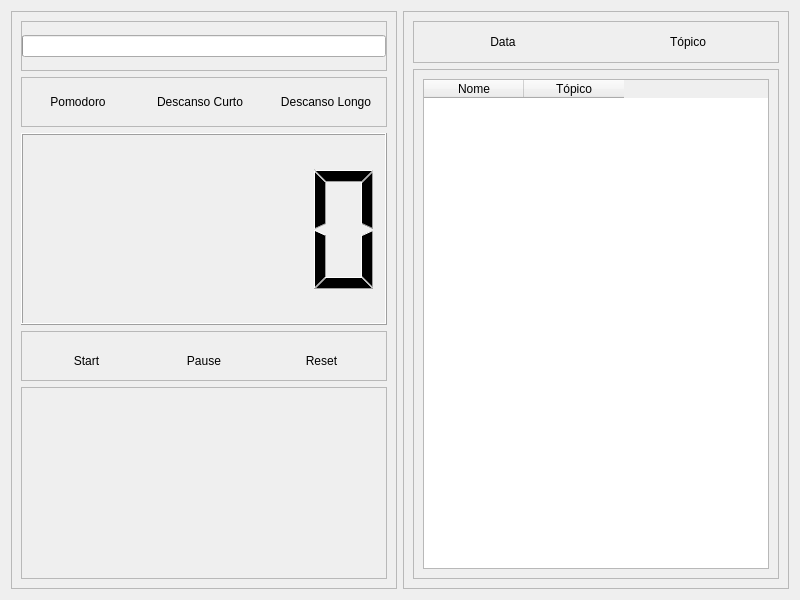
Nbdyleto/PySide6_Self_TCC, file functions/new_pomodoro/new_pomodoro_page.ui: the form before one commit.
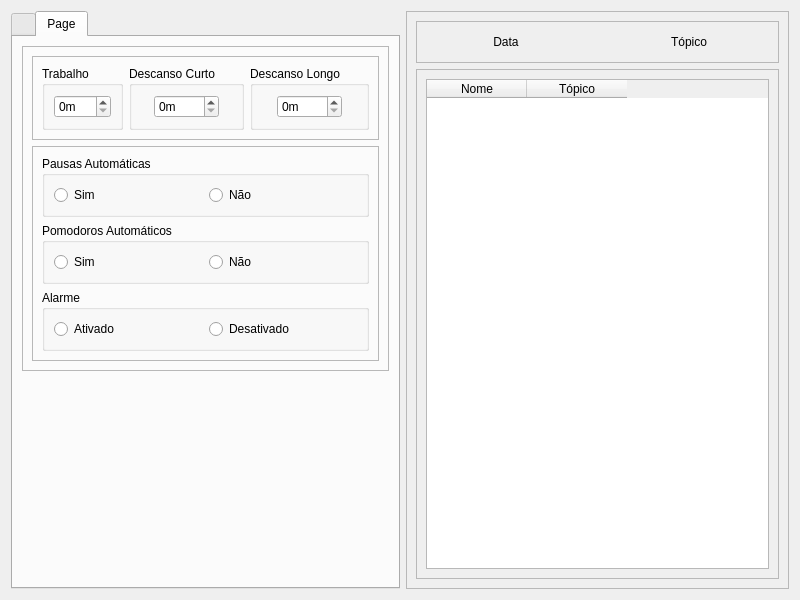
The form after the commit.

Commit message: [pomodoro] adding settings front-end

Patch:
```diff
--- a/functions/new_pomodoro/new_pomodoro_page.ui
+++ b/functions/new_pomodoro/new_pomodoro_page.ui
@@ -15,13 +15,14 @@
   </property>
   <layout class="QHBoxLayout" name="horizontalLayout">
    <item>
-    <widget class="QFrame" name="frame">
-     <property name="frameShape">
-      <enum>QFrame::StyledPanel</enum>
+    <widget class="QTabWidget" name="tabWidget">
+     <property name="currentIndex">
+      <number>1</number>
      </property>
-     <property name="frameShadow">
-      <enum>QFrame::Raised</enum>
-     </property>
+     <widget class="QWidget" name="tabWidgetPage1" native="true">
+      <attribute name="title">
+       <string/>
+      </attribute>
      <layout class="QVBoxLayout" name="verticalLayout">
       <item>
        <widget class="QFrame" name="frame_8">
@@ -309,6 +310,194 @@
        </widget>
       </item>
      </layout>
+     </widget>
+     <widget class="QWidget" name="tab">
+      <attribute name="title">
+       <string>Page</string>
+      </attribute>
+      <layout class="QVBoxLayout" name="verticalLayout_5">
+       <item alignment="Qt::AlignTop">
+        <widget class="QFrame" name="frame_10">
+         <property name="frameShape">
+          <enum>QFrame::StyledPanel</enum>
+         </property>
+         <property name="frameShadow">
+          <enum>QFrame::Raised</enum>
+         </property>
+         <layout class="QVBoxLayout" name="verticalLayout_3">
+          <item>
+           <widget class="QFrame" name="frame_11">
+            <property name="frameShape">
+             <enum>QFrame::StyledPanel</enum>
+            </property>
+            <property name="frameShadow">
+             <enum>QFrame::Raised</enum>
+            </property>
+            <layout class="QHBoxLayout" name="horizontalLayout_13">
+             <item>
+              <widget class="QGroupBox" name="workGroupBox">
+               <property name="title">
+                <string>Trabalho</string>
+               </property>
+               <layout class="QHBoxLayout" name="horizontalLayout_11">
+                <item>
+                 <widget class="QSpinBox" name="workMinutesSpinBox">
+                  <property name="maximumSize">
+                   <size>
+                    <width>65</width>
+                    <height>16777215</height>
+                   </size>
+                  </property>
+                  <property name="suffix">
+                   <string>m</string>
+                  </property>
+                  <property name="maximum">
+                   <number>360</number>
+                  </property>
+                 </widget>
+                </item>
+               </layout>
+              </widget>
+             </item>
+             <item>
+              <widget class="QGroupBox" name="shortRestGroupBox">
+               <property name="title">
+                <string>Descanso Curto</string>
+               </property>
+               <layout class="QHBoxLayout" name="horizontalLayout_10">
+                <item>
+                 <widget class="QSpinBox" name="shortMinutesSpinBox">
+                  <property name="maximumSize">
+                   <size>
+                    <width>65</width>
+                    <height>16777215</height>
+                   </size>
+                  </property>
+                  <property name="suffix">
+                   <string>m</string>
+                  </property>
+                  <property name="maximum">
+                   <number>360</number>
+                  </property>
+                 </widget>
+                </item>
+               </layout>
+              </widget>
+             </item>
+             <item>
+              <widget class="QGroupBox" name="groupBox_3">
+               <property name="title">
+                <string>Descanso Longo</string>
+               </property>
+               <layout class="QHBoxLayout" name="horizontalLayout_9">
+                <item>
+                 <widget class="QSpinBox" name="longMinutesSpinBox">
+                  <property name="maximumSize">
+                   <size>
+                    <width>65</width>
+                    <height>16777215</height>
+                   </size>
+                  </property>
+                  <property name="suffix">
+                   <string>m</string>
+                  </property>
+                  <property name="maximum">
+                   <number>360</number>
+                  </property>
+                 </widget>
+                </item>
+               </layout>
+              </widget>
+             </item>
+            </layout>
+           </widget>
+          </item>
+          <item>
+           <widget class="QFrame" name="frame_12">
+            <property name="frameShape">
+             <enum>QFrame::StyledPanel</enum>
+            </property>
+            <property name="frameShadow">
+             <enum>QFrame::Raised</enum>
+            </property>
+            <layout class="QVBoxLayout" name="verticalLayout_4">
+             <item>
+              <widget class="QGroupBox" name="groupBox">
+               <property name="title">
+                <string>Pausas Automáticas</string>
+               </property>
+               <layout class="QHBoxLayout" name="horizontalLayout_12">
+                <item>
+                 <widget class="QRadioButton" name="radioButton_2">
+                  <property name="text">
+                   <string>Sim</string>
+                  </property>
+                 </widget>
+                </item>
+                <item>
+                 <widget class="QRadioButton" name="radioButton">
+                  <property name="text">
+                   <string>Não</string>
+                  </property>
+                 </widget>
+                </item>
+               </layout>
+              </widget>
+             </item>
+             <item>
+              <widget class="QGroupBox" name="groupBox_2">
+               <property name="title">
+                <string>Pomodoros Automáticos</string>
+               </property>
+               <layout class="QHBoxLayout" name="horizontalLayout_14">
+                <item>
+                 <widget class="QRadioButton" name="radioButton_3">
+                  <property name="text">
+                   <string>Sim</string>
+                  </property>
+                 </widget>
+                </item>
+                <item>
+                 <widget class="QRadioButton" name="radioButton_4">
+                  <property name="text">
+                   <string>Não</string>
+                  </property>
+                 </widget>
+                </item>
+               </layout>
+              </widget>
+             </item>
+             <item>
+              <widget class="QGroupBox" name="groupBox_4">
+               <property name="title">
+                <string>Alarme</string>
+               </property>
+               <layout class="QHBoxLayout" name="horizontalLayout_15">
+                <item>
+                 <widget class="QRadioButton" name="radioButton_5">
+                  <property name="text">
+                   <string>Ativado</string>
+                  </property>
+                 </widget>
+                </item>
+                <item>
+                 <widget class="QRadioButton" name="radioButton_6">
+                  <property name="text">
+                   <string>Desativado</string>
+                  </property>
+                 </widget>
+                </item>
+               </layout>
+              </widget>
+             </item>
+            </layout>
+           </widget>
+          </item>
+         </layout>
+        </widget>
+       </item>
+      </layout>
+     </widget>
     </widget>
    </item>
    <item>
```
Left out of the diff: 42 changed lines with no effect on the pictures. Lines whose indentation alone changed are shown as unchanged. The commit also changes 5 other files.
